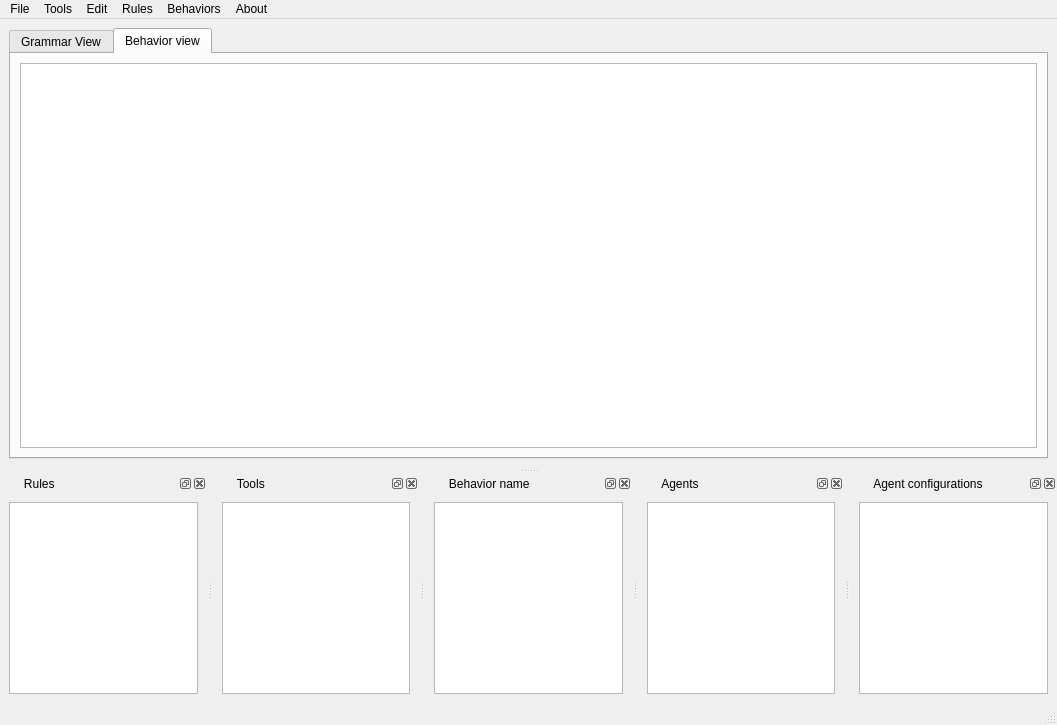
Qt form guiAGMEditor.ui (rahulkatiyar19955/AGM) before a commit.
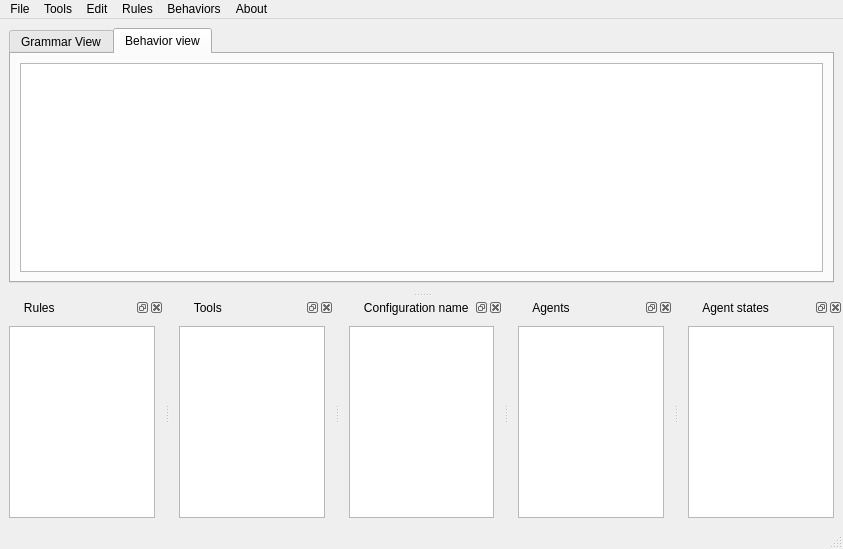
The same form after that commit. The open tabs and pages were chosen to show the change.

Commit message: GUI work for behavior association to rules

```diff
--- a/guiAGMEditor.ui
+++ b/guiAGMEditor.ui
@@ -6,8 +6,8 @@
    <rect>
     <x>0</x>
     <y>0</y>
-    <width>1057</width>
-    <height>725</height>
+    <width>843</width>
+    <height>549</height>
    </rect>
   </property>
   <property name="windowTitle">
@@ -86,8 +86,8 @@
     <rect>
      <x>0</x>
      <y>0</y>
-     <width>1057</width>
-     <height>19</height>
+     <width>843</width>
+     <height>25</height>
     </rect>
    </property>
    <widget class="QMenu" name="menuFile">
@@ -196,7 +196,7 @@
     <set>Qt::BottomDockWidgetArea</set>
    </property>
    <property name="windowTitle">
-    <string>      Behavior name</string>
+    <string>      Configuration name</string>
    </property>
    <attribute name="dockWidgetArea">
     <number>8</number>
@@ -204,7 +204,7 @@
    <widget class="QWidget" name="dockWidgetContents_2">
     <layout class="QVBoxLayout" name="verticalLayout_5">
      <item>
-      <widget class="QListWidget" name="behaviorListWidget"/>
+      <widget class="QListWidget" name="configurationListWidget"/>
      </item>
     </layout>
    </widget>
@@ -226,7 +226,7 @@
   </widget>
   <widget class="QDockWidget" name="agentConfigurationsDock">
    <property name="windowTitle">
-    <string>      Agent configurations</string>
+    <string>      Agent states</string>
    </property>
    <attribute name="dockWidgetArea">
     <number>8</number>
@@ -234,7 +234,7 @@
    <widget class="QWidget" name="dockWidgetContents_5">
     <layout class="QVBoxLayout" name="verticalLayout_8">
      <item>
-      <widget class="QListWidget" name="configurationListWidget"/>
+      <widget class="QListWidget" name="agentStatesListWidget"/>
      </item>
     </layout>
    </widget>
```
Left out of the diff: 20 changed lines with no effect on the pictures. The commit also changes 2 other files.
